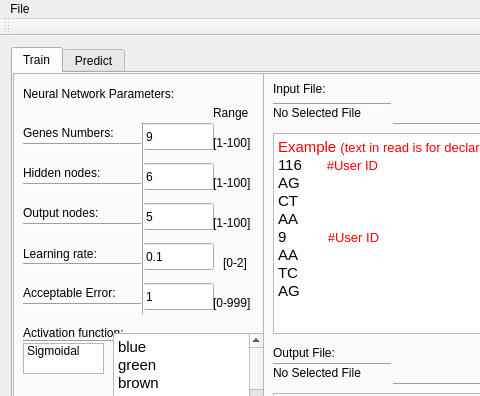
Before: the Qt Designer form phenogene/phenogene.ui in blanqesto/phenogene, drawn with Qt 5; both pictures show x 0 to 480 and y 0 to 396 of the 600 by 600 pixel window.
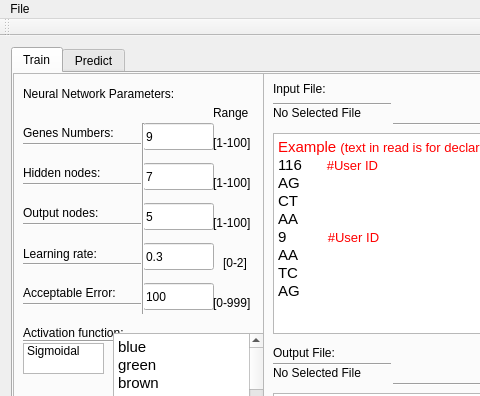
After: the same form once the commit is applied.

The edit to the form file:
```diff
--- a/phenogene/phenogene.ui
+++ b/phenogene/phenogene.ui
@@ -331,7 +331,7 @@
           </rect>
          </property>
          <property name="text">
-          <string>6</string>
+          <string>7</string>
          </property>
          <property name="maxLength">
           <number>3</number>
@@ -347,7 +347,7 @@
           </rect>
          </property>
          <property name="text">
-          <string>0.1</string>
+          <string>0.3</string>
          </property>
         </widget>
         <widget class="QLabel" name="label_3">
@@ -425,7 +425,7 @@
           </rect>
          </property>
          <property name="text">
-          <string>1</string>
+          <string>100</string>
          </property>
         </widget>
         <widget class="QLineEdit" name="lineEdit_5">
```
Left out of the diff: 2 changed lines with no effect on the pictures.
